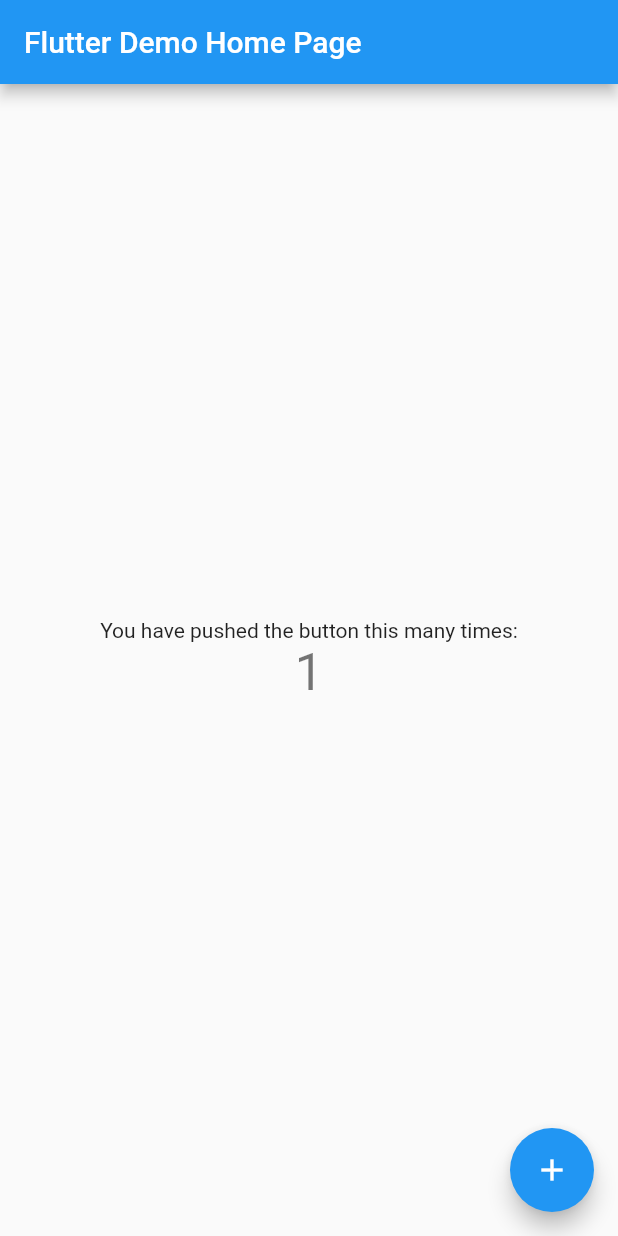
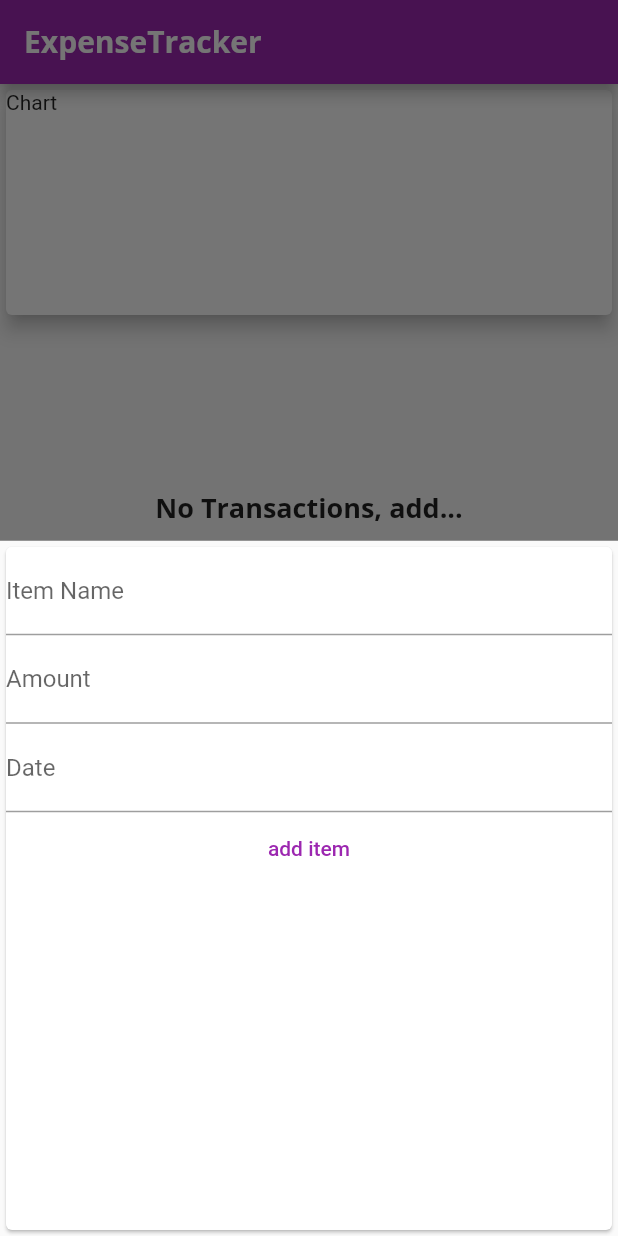
Before and after one commit to Sourav2021/easyexpense, a Flutter app: the screen it shows after launch, after a tap on the "add" icon, on a phone screen of 412 x 824 dp. Run offline on Flutter 3.47's test engine with Material 2 defaults, Android fonts, the light colour scheme and no system bars.

Commit message:
Transaction commit

```diff
--- /dev/null
+++ b/lib/HomePage.dart
@@ -0,0 +1,80 @@
+import 'package:easy_expense/widgets/new_transaction.dart';
+import 'package:easy_expense/widgets/transactionlist.dart';
+import 'package:flutter/material.dart';
+import 'model/Trnsaction.dart';
+
+class HomePage extends StatefulWidget {
+  HomePage({Key? key}) : super(key: key);
+
+  @override
+  _HomePageState createState() => _HomePageState();
+}
+
+class _HomePageState extends State<HomePage> {
+  void _addNewTransaction(String title, double amount) {
+    final newTx = Transaction(
+      title: title,
+      amount: amount,
+      date: DateTime.now(),
+      id: DateTime.now().toString(),
+    );
+    setState(() {
+      userTransaction.add(newTx);
+    });
+  }
+
+  void startAddNewTransaction(ctx) {
+    showModalBottomSheet(
+        context: ctx,
+        builder: (bctx) {
+          return NewTransaction(addtx: _addNewTransaction);
+        });
+  }
+
+  final List<Transaction> userTransaction = [
+    // Transaction(
+    //   id: 't1',
+    //   title: 'New Shoes',
+    //   amount: 69.99,
+    //   date: DateTime.now(),
+    // ),
+    // Transaction(
+    //   id: 't2',
+    //   title: 'Weekly Grocaries',
+    //   amount: 16.53,
+    //   date: DateTime.now(),
+    // ),
+  ];
+  @override
+  Widget build(BuildContext context) {
+    return Scaffold(
+      appBar: AppBar(
+        title: Text(
+          'ExpenseTracker',
+        ),
+      ),
+      body: SingleChildScrollView(
+        child: Column(
+          mainAxisAlignment: MainAxisAlignment.start,
+          crossAxisAlignment: CrossAxisAlignment.stretch,
+          children: [
+            Card(
+              child: Container(
+                width: double.infinity,
+                height: 150,
+                child: Text('Chart'),
+              ),
+              elevation: 5,
+            ),
+            Transactionlist(userTransaction: userTransaction)
+          ],
+        ),
+      ),
+      floatingActionButton: FloatingActionButton(
+        onPressed: () => startAddNewTransaction(context),
+        child: Icon(Icons.add),
+      ),
+      floatingActionButtonLocation: FloatingActionButtonLocation.endFloat,
+    );
+  }
+}
--- a/lib/main.dart
+++ b/lib/main.dart
@@ -1,4 +1,6 @@
 import 'package:flutter/material.dart';
+
+import 'HomePage.dart';
 
 void main() {
   runApp(MyApp());
@@ -8,58 +10,26 @@
   @override
   Widget build(BuildContext context) {
     return MaterialApp(
-      title: 'Flutter Demo',
+      title: 'EasyExpense',
       theme: ThemeData(
-        primarySwatch: Colors.blue,
-      ),
-      home: MyHomePage(title: 'Flutter Demo Home Page'),
+          primarySwatch: Colors.purple,
+          accentColor: Colors.amber,
+          fontFamily: 'Quicksand',
+          textTheme: ThemeData.light().textTheme.copyWith(
+                headline6: TextStyle(
+                    fontFamily: 'OpenSans',
+                    fontSize: 18,
+                    fontWeight: FontWeight.bold),
+              ),
+          appBarTheme: AppBarTheme(
+            textTheme: ThemeData.light().textTheme.copyWith(
+                  headline6: TextStyle(
+                      fontFamily: 'OpenSans',
+                      fontSize: 20,
+                      fontWeight: FontWeight.bold),
+                ),
+          )),
+      home: HomePage(),
     );
   }
 }
-
-class MyHomePage extends StatefulWidget {
-  MyHomePage({Key? key, required this.title}) : super(key: key);
-
-  final String title;
-
-  @override
-  _MyHomePageState createState() => _MyHomePageState();
-}
-
-class _MyHomePageState extends State<MyHomePage> {
-  int _counter = 0;
-
-  void _incrementCounter() {
-    setState(() {
-      _counter++;
-    });
-  }
-
-  @override
-  Widget build(BuildContext context) {
-    return Scaffold(
-      appBar: AppBar(
-        title: Text(widget.title),
-      ),
-      body: Center(
-        child: Column(
-          mainAxisAlignment: MainAxisAlignment.center,
-          children: <Widget>[
-            Text(
-              'You have pushed the button this many times:',
-            ),
-            Text(
-              '$_counter',
-              style: Theme.of(context).textTheme.headline4,
-            ),
-          ],
-        ),
-      ),
-      floatingActionButton: FloatingActionButton(
-        onPressed: _incrementCounter,
-        tooltip: 'Increment',
-        child: Icon(Icons.add),
-      ),
-    );
-  }
-}
--- /dev/null
+++ b/lib/model/Trnsaction.dart
@@ -0,0 +1,7 @@
+class Transaction {
+  final String? id;
+  final String? title;
+  final double? amount;
+  final DateTime date;
+  Transaction({this.id, this.title, this.amount, required this.date});
+}
--- /dev/null
+++ b/lib/widgets/chart.dart
@@ -0,0 +1,14 @@
+import 'package:flutter/material.dart';
+
+class Chart extends StatelessWidget {
+  const Chart({ Key? key }) : super(key: key);
+
+  @override
+  Widget build(BuildContext context) {
+    return Card(
+      elevation: 6,
+      margin: EdgeInsets.all(20),
+      child: Text('Hello')
+    );
+  }
+}
--- /dev/null
+++ b/lib/widgets/new_transaction.dart
@@ -0,0 +1,57 @@
+import 'package:flutter/material.dart';
+
+class NewTransaction extends StatefulWidget {
+  final Function addtx;
+  NewTransaction({Key? key, required this.addtx}) : super(key: key);
+
+  @override
+  _NewTransactionState createState() => _NewTransactionState();
+}
+
+class _NewTransactionState extends State<NewTransaction> {
+  final titleController = TextEditingController();
+
+  final amountController = TextEditingController();
+
+  void submitData() {
+    final enteredTitle = titleController.text;
+    final enteredamount = double.parse(amountController.text);
+    if (enteredTitle.isEmpty || enteredamount <= 0) {
+      return;
+    }
+    widget.addtx(enteredTitle, enteredamount);
+
+    Navigator.of(context).pop();
+  }
+
+  @override
+  Widget build(BuildContext context) {
+    return Card(
+      child: Column(
+        children: [
+          TextField(
+            onSubmitted: (_) => submitData(),
+            controller: titleController,
+            decoration: InputDecoration(
+              labelText: 'Item Name',
+            ),
+          ),
+          TextField(
+            decoration: InputDecoration(labelText: 'Amount'),
+            keyboardType: TextInputType.number,
+            onSubmitted: (_) => submitData(),
+            controller: amountController,
+          ),
+          TextField(
+            decoration: InputDecoration(labelText: 'Date'),
+            keyboardType: TextInputType.datetime,
+          ),
+          TextButton(
+            onPressed: submitData,
+            child: Text('add item'),
+          )
+        ],
+      ),
+    );
+  }
+}
--- /dev/null
+++ b/lib/widgets/transactionlist.dart
@@ -0,0 +1,59 @@
+import 'package:easy_expense/model/Trnsaction.dart';
+import 'package:flutter/material.dart';
+import 'package:intl/intl.dart';
+
+class Transactionlist extends StatelessWidget {
+  Transactionlist({Key? key, required this.userTransaction}) : super(key: key);
+
+  final List<Transaction> userTransaction;
+  @override
+  Widget build(BuildContext context) {
+    return Container(
+      height: 250,
+      child: userTransaction.isEmpty
+          ? Center(
+              child: Text(
+                'No Transactions, add...',
+                style: Theme.of(context).textTheme.headline6,
+              ),
+            )
+          : ListView.builder(
+              itemCount: userTransaction.length,
+              itemBuilder: (context, index) {
+                return Card(
+                  child: Row(
+                    children: [
+                      Container(
+                        padding: EdgeInsets.all(10),
+                        margin:
+                            EdgeInsets.symmetric(vertical: 10, horizontal: 15),
+                        decoration: BoxDecoration(
+                          border: Border.all(color: Colors.purple, width: 2),
+                        ),
+                        child: Text(
+                          '₹ ${userTransaction[index].amount.toString()}',
+                          style: TextStyle(
+                              fontSize: 15, fontWeight: FontWeight.bold),
+                        ),
+                      ),
+                      Column(
+                        crossAxisAlignment: CrossAxisAlignment.start,
+                        children: [
+                          Text('${userTransaction[index].title}',
+                              style: Theme.of(context).textTheme.headline6),
+                          Text(
+                            DateFormat('EEEE, d MMMM, yyyy')
+                                .format(userTransaction[index].date),
+                          )
+                        ],
+                      )
+                    ],
+                  ),
+                );
+              },
+              physics: BouncingScrollPhysics(
+                  parent: AlwaysScrollableScrollPhysics()),
+            ),
+    );
+  }
+}
```
Also changed, not shown: lib/widgets/user_transaction.dart (added, +29 -0 lines), pubspec.yaml (+16 -11 lines), assets/fonts/fonts/OpenSans-Bold.ttf (added), assets/fonts/fonts/OpenSans-Regular.ttf (added), assets/fonts/fonts/Quicksand-Bold.ttf (added), assets/fonts/fonts/Quicksand-Light.ttf (added), assets/fonts/fonts/Quicksand-Medium.ttf (added), assets/fonts/fonts/Quicksand-Regular.ttf (added), pubspec.lock.
